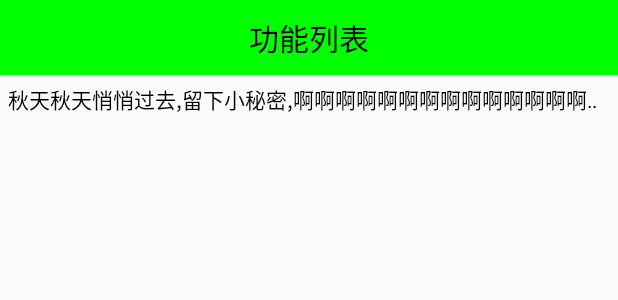
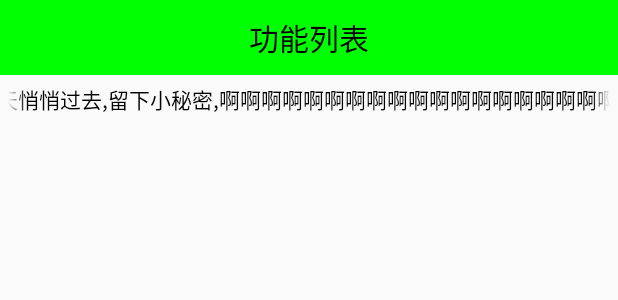
Before and after one commit to MoeRookie/SecurityMax, an Android app: the layout activity_home.xml on its own in the app's theme, with its tools: preview values and no code run, on a phone screen of 412 x 824 dp. Shown: the top 300 px of the screen. Run offline under Robolectric (Android 15) with nearby library versions, the phone set to English and light mode, and no system bars.

Commit message:
使用控件属性实现文本view的跑马灯效果

```diff
--- a/app/src/main/res/layout/activity_home.xml
+++ b/app/src/main/res/layout/activity_home.xml
@@ -8,6 +8,8 @@
         android:text="功能列表"/>
     <!--
         android:ellipsize="end" 添加省略点的所在位置
+        想让文字出现跑马灯效果,必须让其获取焦点
+        android:marqueeRepeatLimit="marquee_forever" 一直滚动下去
     -->
     <TextView
         android:layout_width="match_parent"
@@ -16,5 +18,8 @@
         android:textColor="#000"
         android:singleLine="true"
         android:text="秋天秋天悄悄过去,留下小秘密,啊啊啊啊啊啊啊啊啊啊啊啊啊啊啊啊啊啊啊啊"
-        android:ellipsize="marquee"/>
+        android:ellipsize="marquee"
+        android:focusable="true"
+        android:focusableInTouchMode="true"
+        android:marqueeRepeatLimit="marquee_forever"/>
 </LinearLayout>
```
